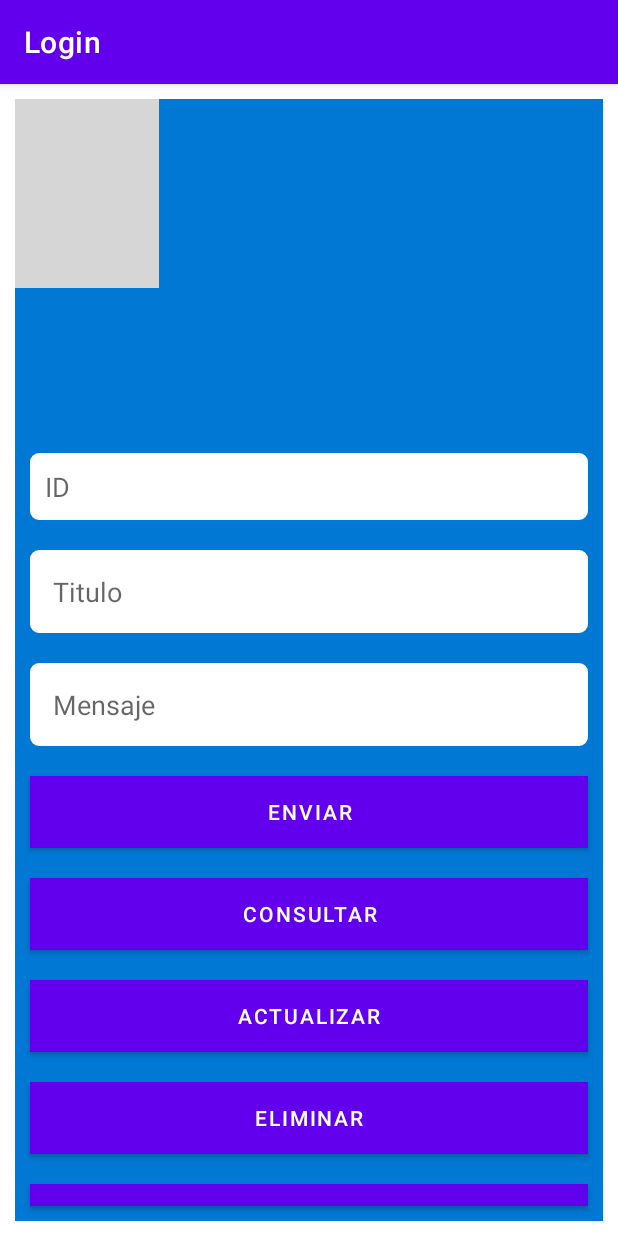
After one commit to jaimediaz96/AndroidLogin, an Android app: the ConsumeAPI screen opened directly, with no data from a screen before it, on a phone screen of 412 x 824 dp. The commit adds this screen. Run offline under Robolectric (Android 15) with nearby library versions, the phone set to English and light mode, and no system bars; our stand-ins replace Volley; grey boxes are pictures that could not be loaded.

Commit message:
add ConsumeAPI

```diff
--- a/app/build.gradle
+++ b/app/build.gradle
@@ -33,6 +33,7 @@ dependencies {
     implementation 'androidx.appcompat:appcompat:1.4.1'
     implementation 'com.google.android.material:material:1.5.0'
     implementation 'androidx.constraintlayout:constraintlayout:2.1.3'
+    implementation 'com.android.volley:volley:1.2.1'
     testImplementation 'junit:junit:4.13.2'
     androidTestImplementation 'androidx.test.ext:junit:1.1.3'
     androidTestImplementation 'androidx.test.espresso:espresso-core:3.4.0'
--- /dev/null
+++ b/app/src/main/res/layout/activity_consume_api.xml
@@ -0,0 +1,114 @@
+<?xml version="1.0" encoding="utf-8"?>
+<LinearLayout xmlns:android="http://schemas.android.com/apk/res/android"
+    xmlns:app="http://schemas.android.com/apk/res-auto"
+    xmlns:tools="http://schemas.android.com/tools"
+    android:layout_width="match_parent"
+    android:layout_height="match_parent"
+    android:layout_margin="10dp"
+    android:background="@color/colorPrimary"
+
+    android:orientation="vertical"
+    tools:context=".ConsumeAPI">
+
+    <androidx.appcompat.widget.AppCompatImageView
+        android:layout_width="wrap_content"
+        android:layout_height="126dp"
+        android:layout_marginBottom="100dp"
+        app:srcCompat="@drawable/api" />
+
+    <EditText
+        android:id="@+id/txtUser"
+        android:layout_width="match_parent"
+        android:layout_height="wrap_content"
+        android:layout_margin="10dp"
+        android:autofillHints=""
+        android:background="@drawable/border_text"
+        android:backgroundTint="@color/white"
+        android:drawablePadding="5dp"
+        android:ems="10"
+        android:hint="@string/userid"
+        android:inputType="text"
+        android:padding="10dp" />
+
+    <EditText
+        android:id="@+id/txtTitle"
+        android:layout_width="match_parent"
+        android:layout_height="wrap_content"
+        android:layout_margin="10dp"
+        android:autofillHints=""
+        android:background="@drawable/border_text"
+        android:backgroundTint="@color/white"
+        android:drawablePadding="5dp"
+        android:ems="10"
+        android:hint="@string/title"
+        android:inputType="text"
+        android:padding="15dp" />
+
+    <EditText
+        android:id="@+id/txtBody"
+        android:layout_width="match_parent"
+        android:layout_height="wrap_content"
+        android:layout_margin="10dp"
+        android:autofillHints=""
+        android:background="@drawable/border_text"
+        android:backgroundTint="@color/white"
+        android:drawablePadding="5dp"
+        android:ems="10"
+        android:hint="@string/body"
+        android:inputType="textMultiLine|text"
+        android:padding="15dp" />
+
+    <Button
+        android:id="@+id/btnEnviar"
+        android:layout_width="match_parent"
+        android:layout_height="wrap_content"
+        android:layout_margin="10dp"
+        android:background="@color/colorAccent"
+        android:padding="5dp"
+        android:text="@string/send"
+        android:textColor="@color/white" />
+
+    <Button
+        android:id="@+id/btnConsultar"
+        android:layout_width="match_parent"
+        android:layout_height="wrap_content"
+        android:layout_margin="10dp"
+        android:background="@color/colorAccent"
+        android:onClick="consultar"
+        android:padding="5dp"
+        android:text="Consultar"
+        android:textColor="@color/white" />
+
+    <Button
+        android:id="@+id/btnActualizar"
+        android:layout_width="match_parent"
+        android:layout_height="wrap_content"
+        android:layout_margin="10dp"
+        android:background="@color/colorAccent"
+        android:onClick="actualizar"
+        android:padding="5dp"
+        android:text="Actualizar"
+        android:textColor="@color/white" />
+
+    <Button
+        android:id="@+id/btnEliminar"
+        android:layout_width="match_parent"
+        android:layout_height="wrap_content"
+        android:layout_margin="10dp"
+        android:background="@color/colorAccent"
+        android:onClick="eliminar"
+        android:padding="5dp"
+        android:text="Eliminar"
+        android:textColor="@color/white" />
+
+    <Button
+        android:id="@+id/btnVolver"
+        android:layout_width="match_parent"
+        android:layout_height="wrap_content"
+        android:layout_margin="10dp"
+        android:background="@color/colorAccent"
+        android:onClick="volver"
+        android:padding="5dp"
+        android:text="@string/volver"
+        android:textColor="@color/white" />
+</LinearLayout>
--- a/app/src/main/res/layout/activity_home.xml
+++ b/app/src/main/res/layout/activity_home.xml
@@ -57,13 +57,13 @@
             android:textSize="40sp" />
 
         <Button
-            android:id="@+id/volver"
+            android:id="@+id/back"
             android:layout_width="match_parent"
             android:layout_height="wrap_content"
             android:layout_margin="10dp"
-            android:background="@color/white"
             android:onClick="volver"
             android:padding="20dp"
+            android:backgroundTint="@color/white"
             android:text="@string/volver"
             android:textColor="@color/black"
             tools:ignore="VisualLintButtonSize" />
--- a/app/src/main/res/values/colors.xml
+++ b/app/src/main/res/values/colors.xml
@@ -8,4 +8,7 @@
     <color name="white">#fff</color>
     <color name="black">#000000</color>
     <color name="lightblue">#00ACEC</color>
+    <color name="colorPrimary">#0178D4</color>
+    <color name="colorAccent">#00ACEC</color>
+
 </resources>
--- a/app/src/main/res/values/strings.xml
+++ b/app/src/main/res/values/strings.xml
@@ -12,4 +12,9 @@
     <string name="on">Online</string>
     <string name="datos">DATOS</string>
     <string name="onli">Is Online</string>
+    <string name="send">Enviar</string>
+    <string name="body">Mensaje</string>
+    <string name="title">Titulo</string>
+    <string name="userid">ID</string>
+
 </resources>
```
Also changed, not shown: app/src/main/AndroidManifest.xml (+7 -4 lines), app/src/main/java/com/example/androidlogin/ConsumeAPI.java (added, +206 -0 lines), app/src/main/res/layout/activity_main.xml (+5 -2 lines).
